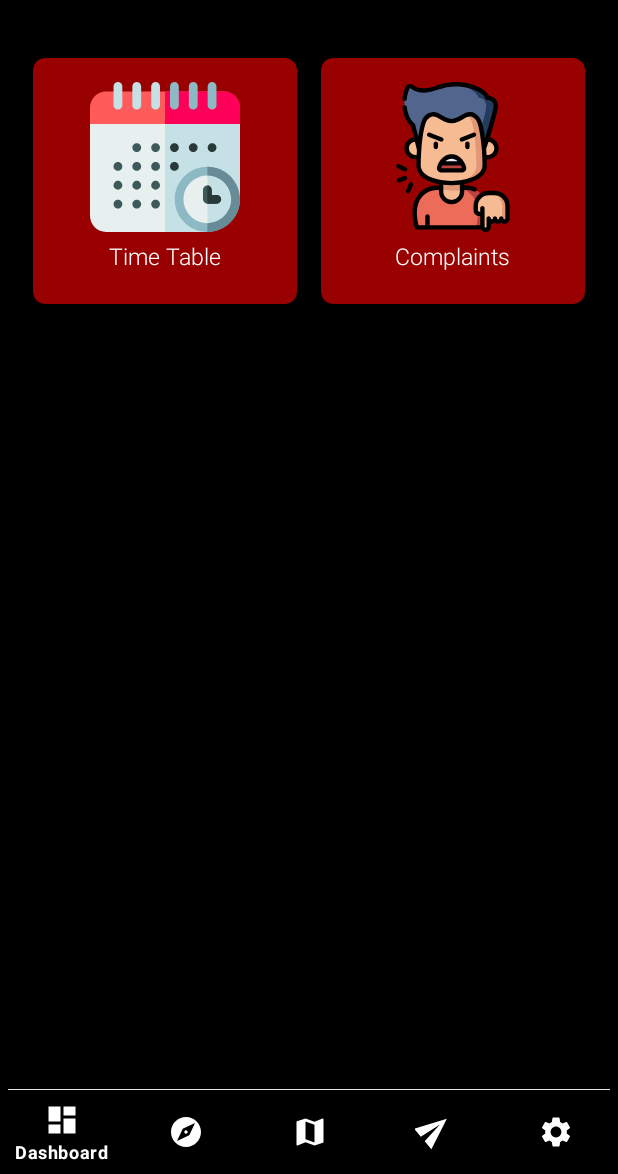
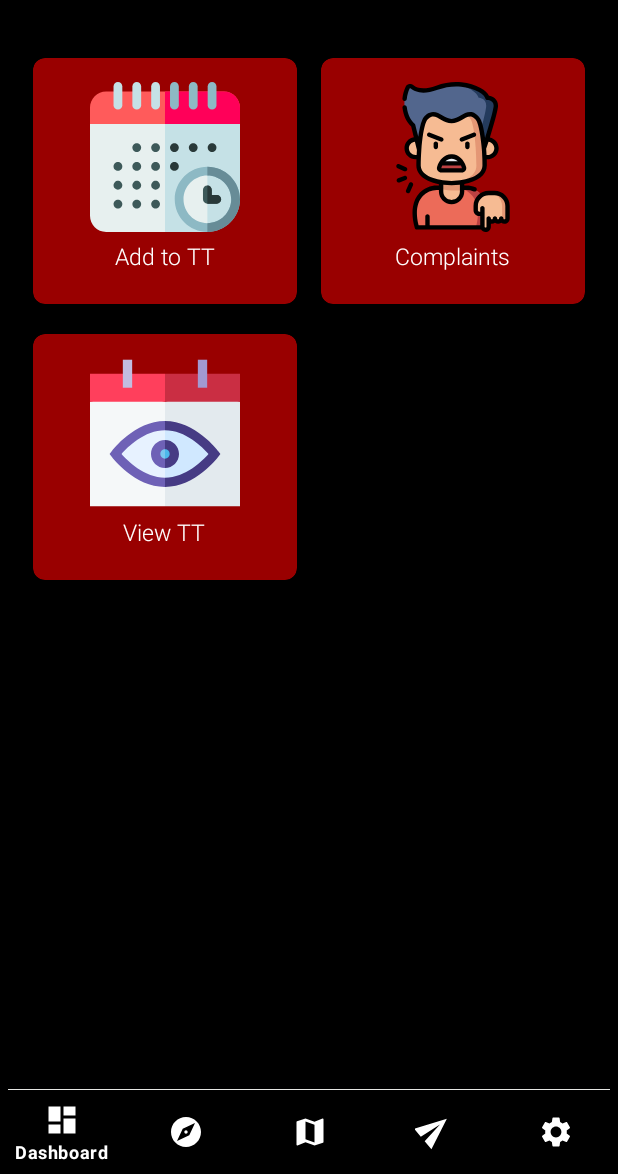
Before and after one commit to blackdog1520/ThaparHelper, an Android app: the screen it shows after launch once a user with an empty profile is signed in (DashBoardActivity), on a phone screen of 412 x 824 dp, the part 62-1236 px from its top. Run offline under Robolectric (Android 15) with nearby library versions, the phone set to English and light mode, and no system bars; our stand-ins replace Firebase (no records; nobody signed in at launch, a user with empty details on screens opened directly), Room's generated code; libraries missing offline, so code that uses them is left out: com.mikhaellopez.circularimageview; pictures from the network do not load.

Commit message:
Added view TimeTable Option

```diff
--- a/app/src/main/java/com/blackdev/thaparhelper/LoginActivity.java
+++ b/app/src/main/java/com/blackdev/thaparhelper/LoginActivity.java
@@ -146,7 +146,7 @@ public class LoginActivity extends AppCompatActivity implements View.OnClickList
 
     private void checkUserIsValid(int userType, final FirebaseUser user) {
         DatabaseReference mRef = Utils.getRefForBasicData(userType,user.getUid());
-        mRef.addValueEventListener(new ValueEventListener() {
+        mRef.addListenerForSingleValueEvent(new ValueEventListener() {
             @Override
             public void onDataChange(@NonNull DataSnapshot snapshot) {
                 if(snapshot.exists()) {
--- a/app/src/main/java/com/blackdev/thaparhelper/allutils/Utils.java
+++ b/app/src/main/java/com/blackdev/thaparhelper/allutils/Utils.java
@@ -1,3 +1,4 @@
+
 package com.blackdev.thaparhelper.allutils;
 
 import android.Manifest;
--- a/app/src/main/java/com/blackdev/thaparhelper/dashboard/dashboardFrag/DashboardFragment.java
+++ b/app/src/main/java/com/blackdev/thaparhelper/dashboard/dashboardFrag/DashboardFragment.java
@@ -35,7 +35,7 @@ public class DashboardFragment extends Fragment implements View.OnClickListener
     private String mParam1;
     private String mParam2;
 
-    MaterialCardView timetable,complaint;
+    MaterialCardView timetable,complaint,editTimeTable;
 
     public DashboardFragment() {
         // Required empty public constructor
@@ -76,8 +76,10 @@ public class DashboardFragment extends Fragment implements View.OnClickListener
         View view =  inflater.inflate(R.layout.fragment_dashboard, container, false);
         timetable = view.findViewById(R.id.timetableButtonDashBoard);
         complaint = view.findViewById(R.id.complaintButtonDashboard);
+        editTimeTable = view.findViewById(R.id.timetableViewButtonDashBoard);
         timetable.setOnClickListener(this);
         complaint.setOnClickListener(this);
+        editTimeTable.setOnClickListener(this);
 
         return view;
     }
@@ -100,6 +102,10 @@ public class DashboardFragment extends Fragment implements View.OnClickListener
             case R.id.complaintButtonDashboard:
                 Toast.makeText(getContext(),"Currently in development phase",Toast.LENGTH_SHORT).show();
                 break;
+            case R.id.timetableViewButtonDashBoard:
+                Intent intent1 = new Intent(getActivity(),EditTimeTableActivity.class);
+                startActivity(intent1);
+                break;
         }
 
     }
--- a/app/src/main/java/com/blackdev/thaparhelper/dashboard/dashboardFrag/NotifierAlarm.java
+++ b/app/src/main/java/com/blackdev/thaparhelper/dashboard/dashboardFrag/NotifierAlarm.java
@@ -34,6 +34,7 @@ import java.util.TimeZone;
 import androidx.core.app.NotificationCompat;
 
 import static android.content.Context.ALARM_SERVICE;
+import static android.content.Context.VIBRATOR_SERVICE;
 
 public class NotifierAlarm extends BroadcastReceiver {
 
@@ -72,8 +73,7 @@ public class NotifierAlarm extends BroadcastReceiver {
         if (android.os.Build.VERSION.SDK_INT >= android.os.Build.VERSION_CODES.O) {
             channel = new NotificationChannel("my_channel_01",Constants.APP_NAME, NotificationManager.IMPORTANCE_HIGH);
         }
-
-        Notification notification = builder.setContentTitle(Constants.APP_NAME)
+        Notification notification = builder.setContentTitle("Reminder")
                 .setContentText(Constants.TYPE_LIST[intent.getIntExtra("ClassType",0)]+" now of "+intent.getStringExtra("Subject")).setAutoCancel(true)
                 .setSound(alarmsound).setSmallIcon(R.mipmap.ic_launcher_round)
                 .setContentIntent(intent2)
@@ -85,7 +85,7 @@ public class NotifierAlarm extends BroadcastReceiver {
         if (Build.VERSION.SDK_INT >= Build.VERSION_CODES.O) {
             notificationManager.createNotificationChannel(channel);
         }
-        notificationManager.notify(new Random().nextInt(85-65),builder.build());
+        notificationManager.notify(new Random().nextInt(85-65),notification);
 
         if(intent.getIntExtra("AlarmNumber",Constants.MAX_ALARM) == Constants.MAX_ALARM || intent.getIntExtra("AlarmNumber",Constants.MAX_ALARM) == Constants.MAX_ALARM - 1 ) {
             int id = intent.getIntExtra("ChannelID",-1);
--- a/app/src/main/java/com/blackdev/thaparhelper/dashboard/dashboardFrag/TimeTableOptionsActivity.java
+++ b/app/src/main/java/com/blackdev/thaparhelper/dashboard/dashboardFrag/TimeTableOptionsActivity.java
@@ -91,7 +91,7 @@ public class TimeTableOptionsActivity extends AppCompatActivity implements  View
                 int min = timePicker.getMinute();
                 data.setmHH(hr);
                 data.setmMM(min);
-                data.setClassType(Constants.LECTURE_TYPE);
+                data.setClassType(typeSpinner.getSelectedItemPosition());
                 data.setmDay(daySpinner.getSelectedItemPosition());
                 data.setmSubjectName(subjectList[subjectSpinner.getSelectedItemPosition()]);
                 timeTableDao.insert(data);
@@ -132,7 +132,6 @@ public class TimeTableOptionsActivity extends AppCompatActivity implements  View
                     intent.putExtra("ClassType", typeSpinner.getSelectedItemPosition());
                     intent.putExtra("AlarmNumber", i);
                     intent.putExtra("ChannelID", id);
-//                intent.putExtra("id",reminders.getId());
                     PendingIntent intent1 = PendingIntent.getBroadcast(TimeTableOptionsActivity.this, id*(Constants.MAX_ALARM)+i, intent, PendingIntent.FLAG_UPDATE_CURRENT);
                     AlarmManager alarmManager = (AlarmManager) getSystemService(ALARM_SERVICE);
                     Log.i("Date", "" + newDate.getTime().toString() + "CALENDAR: " + calendar.getTime().toString());
--- a/app/src/main/java/com/blackdev/thaparhelper/database/TimeTableDao.java
+++ b/app/src/main/java/com/blackdev/thaparhelper/database/TimeTableDao.java
@@ -28,7 +28,7 @@ public interface TimeTableDao {
     List<TimeTableData> getDaySubjectTimeTable(String subject, int mDay);
 
     @Query("SELECT * FROM timeTable where mDay = :mDay")
-    List<TimeTableData> getDaysTimeTable( String mDay);
+    List<TimeTableData> getDaysTimeTable( int mDay);
 
     @Query("Select * from timeTable")
     public List<TimeTableData> getAll();
--- /dev/null
+++ b/app/src/main/res/drawable/ic_calendar.xml
@@ -0,0 +1,48 @@
+<vector xmlns:android="http://schemas.android.com/apk/res/android"
+    android:width="512dp"
+    android:height="512dp"
+    android:viewportWidth="482"
+    android:viewportHeight="482">
+  <path
+      android:pathData="m0,140.5v336h241l23,-164 -23,-172 -113,-28z"
+      android:fillColor="#f5f8f9"/>
+  <path
+      android:pathData="m482,140.5 l-115,-33 -126,33v336h241z"
+      android:fillColor="#e3eaee"/>
+  <path
+      android:pathData="m0,50.5v90h241l19,-43 -19,-47z"
+      android:fillColor="#ff3f5c"/>
+  <path
+      android:pathData="m241,50.5h241v90h-241z"
+      android:fillColor="#ca2e43"/>
+  <path
+      android:pathData="m105.5,5.5h30v90h-30z"
+      android:fillColor="#c2bce0"/>
+  <path
+      android:pathData="m346.5,5.5h30v90h-30z"
+      android:fillColor="#a299d1"/>
+  <path
+      android:pathData="m81.75,308.5s68.25,91 159.25,91l13,-95 -13,-87c-91,0 -159.25,91 -159.25,91z"
+      android:fillColor="#e7f2ff"/>
+  <path
+      android:pathData="m241,217.5v182c91,0 159.25,-91 159.25,-91s-68.25,-91 -159.25,-91z"
+      android:fillColor="#d0e8ff"/>
+  <path
+      android:pathData="m211,308.5c0,16.569 13.431,30 30,30l7,-30 -7,-30c-16.569,0 -30,13.431 -30,30z"
+      android:fillColor="#7bc7ef"/>
+  <path
+      android:pathData="m241,278.5v60c16.569,0 30,-13.431 30,-30s-13.431,-30 -30,-30z"
+      android:fillColor="#4cb8eb"/>
+  <path
+      android:pathData="m226,308.5c0,-8.271 6.729,-15 15,-15l6,-14 -6,-16c-24.813,0 -45,20.187 -45,45s20.187,45 45,45l5,-16 -5,-14c-8.271,0 -15,-6.729 -15,-15z"
+      android:fillColor="#6e61b6"/>
+  <path
+      android:pathData="m241,263.5v30c8.271,0 15,6.729 15,15s-6.729,15 -15,15v30c24.813,0 45,-20.187 45,-45s-20.187,-45 -45,-45z"
+      android:fillColor="#463b84"/>
+  <path
+      android:pathData="m101.27,308.5c19.321,-21.882 73.782,-76 139.73,-76l14,-15 -14,-15c-97.38,0 -168.279,93.04 -171.25,97l-6.75,9 6.75,9c2.971,3.96 73.87,97 171.25,97l14,-15 -14,-15c-65.948,0 -120.409,-54.118 -139.73,-76z"
+      android:fillColor="#6e61b6"/>
+  <path
+      android:pathData="m412.25,299.5c-2.971,-3.96 -73.87,-97 -171.25,-97v30c65.954,0 120.419,54.127 139.731,76 -19.321,21.882 -73.783,76 -139.731,76v30c97.38,0 168.279,-93.04 171.25,-97l6.75,-9z"
+      android:fillColor="#463b84"/>
+</vector>
--- /dev/null
+++ b/app/src/main/res/drawable/ic_round_keyboard_arrow_down_24.xml
@@ -0,0 +1,5 @@
+<vector android:height="24dp" android:tint="#FFFFFF"
+    android:viewportHeight="24" android:viewportWidth="24"
+    android:width="24dp" xmlns:android="http://schemas.android.com/apk/res/android">
+    <path android:fillColor="@android:color/white" android:pathData="M8.12,9.29L12,13.17l3.88,-3.88c0.39,-0.39 1.02,-0.39 1.41,0 0.39,0.39 0.39,1.02 0,1.41l-4.59,4.59c-0.39,0.39 -1.02,0.39 -1.41,0L6.7,10.7c-0.39,-0.39 -0.39,-1.02 0,-1.41 0.39,-0.38 1.03,-0.39 1.42,0z"/>
+</vector>
--- a/app/src/main/res/layout/fragment_dashboard.xml
+++ b/app/src/main/res/layout/fragment_dashboard.xml
@@ -16,9 +16,9 @@
 
         <GridLayout
             android:layout_width="match_parent"
-            android:layout_height="match_parent"
+            android:layout_height="wrap_content"
             android:columnCount="2"
-            android:rowCount="1"
+            android:rowCount="2"
             android:columnOrderPreserved="false"
             android:padding="14dp"
             android:alignmentMode="alignMargins"
@@ -48,13 +48,14 @@
                        android:layout_width="100dp"
                        android:layout_height="100dp"
                        android:src="@drawable/ic_schedule"
+                       android:layout_gravity="center"
                        />
                     <TextView
                         android:layout_width="wrap_content"
                         android:layout_height="wrap_content"
                         android:layout_margin="5dp"
                         android:layout_gravity="center_horizontal"
-                        android:text="Time Table"
+                        android:text="Add to TT"
                         android:textSize="15sp"
                         android:textColor="@color/textColorForBlackBack"
                         android:fontFamily="sans-serif-light"
@@ -90,6 +91,7 @@
                         android:layout_width="100dp"
                         android:layout_height="100dp"
                         android:src="@drawable/ic_complain"
+                        android:layout_gravity="center"
                         />
                     <TextView
                         android:layout_width="wrap_content"
@@ -106,7 +108,48 @@
 
             </com.google.android.material.card.MaterialCardView>
 
+            <com.google.android.material.card.MaterialCardView
+                android:layout_height="match_parent"
+                android:layout_width="wrap_content"
+                android:layout_rowWeight="1"
+                android:layout_columnWeight="1"
+                android:id="@+id/timetableViewButtonDashBoard"
+                app:cardCornerRadius="8dp"
+                app:cardElevation="5dp"
+                app:cardPreventCornerOverlap="true"
+                app:cardUseCompatPadding="true"
+                app:cardBackgroundColor="@color/likeButtonCorner"
+                app:rippleColor="#FFFFFF"
 
+                >
+                <LinearLayout
+                    android:layout_width="wrap_content"
+                    android:layout_height="wrap_content"
+                    android:orientation="vertical"
+                    android:layout_margin="16dp"
+                    android:layout_gravity="center_horizontal|center_vertical"
+                    >
+                    <ImageView
+                        android:layout_width="100dp"
+                        android:layout_height="100dp"
+                        android:src="@drawable/ic_calendar"
+                        android:layout_gravity="center"
+                        />
+                    <TextView
+                        android:layout_width="wrap_content"
+                        android:layout_height="wrap_content"
+                        android:layout_margin="5dp"
+                        android:layout_gravity="center_horizontal"
+                        android:text="View TT"
+                        android:textSize="15sp"
+                        android:textColor="@color/textColorForBlackBack"
+                        android:fontFamily="sans-serif-light"
+                        />
+
+                </LinearLayout>
+
+
+            </com.google.android.material.card.MaterialCardView>
 
 
         </GridLayout>
```
Also changed, not shown: app/src/main/AndroidManifest.xml (+9 -4 lines), app/src/main/java/com/blackdev/thaparhelper/dashboard/dashboardFrag/EditTimeTableActivity.java (added, +57 -0 lines), app/src/main/java/com/blackdev/thaparhelper/dashboard/dashboardFrag/TimeTableAdapter.java (added, +129 -0 lines), app/src/main/java/com/blackdev/thaparhelper/dashboard/dashboardFrag/TimeTableBaseViewHolder.java (added, +21 -0 lines), app/src/main/res/drawable/ic_lab.xml (added, +90 -0 lines), app/src/main/res/drawable/ic_lecture.xml (added, +138 -0 lines), app/src/main/res/drawable/ic_tutorial.xml (added, +18 -0 lines), app/src/main/res/layout/activity_edit_time_table.xml (added, +15 -0 lines), app/src/main/res/layout/row_day_layout.xml (added, +27 -0 lines), app/src/main/res/layout/row_time_table.xml (added, +57 -0 lines).
